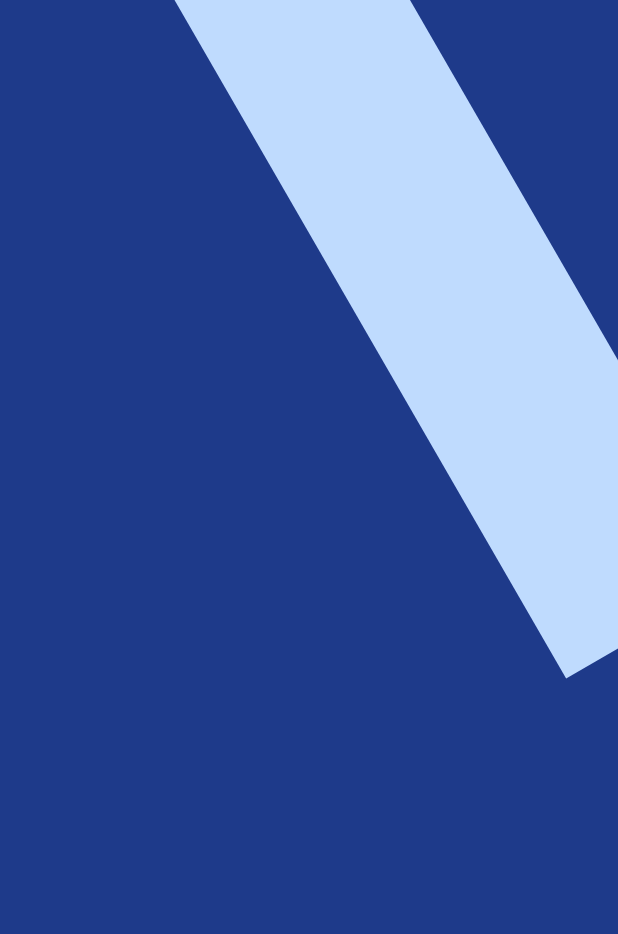
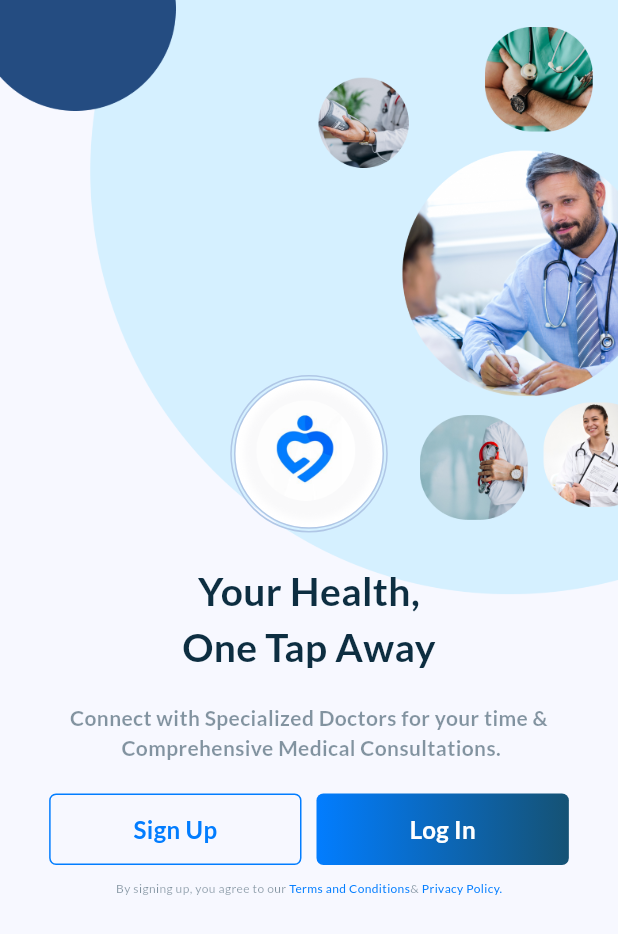
Before and after one commit to Swathi-krishna123/PJM, a Flutter app: the screen it shows after launch, on a phone screen of 412 x 824 dp. Shown: the top 934 px of the screen. Run offline on Flutter 3.47's test engine with Material 3 defaults, Android fonts, the phone set to English and light mode, and no system bars; our stand-ins replace dropdown_button2, flutter_map, flutter_screenutil, flutter_svg, get, google_fonts and 6 more.

Commit message:
update splash screens

```diff
--- a/lib/view/splash_view/splash2.dart
+++ b/lib/view/splash_view/splash2.dart
@@ -1,44 +1,103 @@
+import 'dart:async';
 import 'package:flutter/material.dart';
-import 'package:get/get.dart';
-import 'package:flutter_screenutil/flutter_screenutil.dart';
-import '../../constants/colors.dart';
-import 'dart:math' as math;
 
-class Splash2 extends StatelessWidget {
+import 'splash3.dart';
+
+class Splash2 extends StatefulWidget {
   const Splash2({super.key});
+
+  @override
+  State<Splash2> createState() => _Splash2State();
+}
+
+class _Splash2State extends State<Splash2> with SingleTickerProviderStateMixin {
+  late AnimationController controller;
+  late Animation<double> scaleAnimation;
+
+  @override
+  void initState() {
+    super.initState();
+    controller = AnimationController(
+      vsync: this,
+      duration: const Duration(seconds: 2),
+    );
+
+    controller.addListener(() {
+      if (controller.isCompleted) {
+        Navigator.of(context).push(
+          MyCustomRouteTransition(
+            route: const Splash3(),
+          ),
+        );
+
+        Timer(const Duration(milliseconds: 500), () {
+          controller.reset();
+        });
+      }
+    });
+
+    scaleAnimation = Tween<double>(begin: 1, end: 10).animate(controller);
+
+    // Automatically start the scale animation when the splash screen is displayed
+    Timer(const Duration(seconds: 1), () {
+      controller.forward();
+    });
+  }
+
+  @override
+  void dispose() {
+    controller.dispose();
+    super.dispose();
+  }
 
   @override
   Widget build(BuildContext context) {
     return Scaffold(
-      backgroundColor: Color(0xff244C81),
-      body: LayoutBuilder(
-      builder: (context, constraints) {
-        final width = constraints.maxWidth;
-        final height = constraints.maxHeight;
-        final diagonalLength = math.sqrt(width * width + height * height);
-        final stripeWidth = width * 0.33; // Adjust this value to change stripe width
-
-        return Stack(
-          children: [
-            Container(
-              color: const Color(0xFF1E3A8A), // Dark blue background
-            ),
-            Positioned(
-              left: -diagonalLength / 2 + width / 2,
-              top: -diagonalLength / 2 + height / 2,
-              child: Transform.rotate(
-                angle: math.pi / 3, // 45 degrees in radians
+      backgroundColor: const Color(0xff244C81),
+      body: Center(
+        child: ScaleTransition(
+          scale: scaleAnimation,
+          child: TweenAnimationBuilder(
+            tween: Tween<double>(begin: 5, end: 1500),
+            duration: const Duration(seconds: 4),
+            builder: (context, size, widget) {
+              return Transform.rotate(
+                angle: 150 * (3.14159 / 180), // Convert degrees to radians
                 child: Container(
-                  width: diagonalLength,
-                  height: stripeWidth,
-                  color: const Color(0xFFBFDBFE), // Light blue stripe
+                  height: size * 60,
+                  width: size,
+                  decoration: const BoxDecoration(
+                    color: Color(0xFFBFDBFE),
+                    shape: BoxShape.rectangle,
+                  ),
                 ),
-              ),
-            ),
-          ],
-        );
-      },
-    )
+              );
+            },
+          ),
+        ),
+      ),
     );
   }
 }
+
+class MyCustomRouteTransition extends PageRouteBuilder {
+  final Widget route;
+  MyCustomRouteTransition({required this.route})
+      : super(
+          pageBuilder: (context, animation, secondaryAnimation) {
+            return route;
+          },
+          transitionsBuilder: (context, animation, secondaryAnimation, child) {
+            final tween = Tween(
+              begin: const Offset(0, -1),
+              end: Offset.zero,
+            ).animate(
+              CurvedAnimation(parent: animation, curve: Curves.easeInOut),
+            );
+            return SlideTransition(
+              position: tween,
+              child: child,
+            );
+          },
+        );
+}
--- /dev/null
+++ b/lib/view/splash_view/splash3.dart
@@ -0,0 +1,171 @@
+import 'package:flutter/material.dart';
+import 'package:flutter_screenutil/flutter_screenutil.dart';
+import 'package:flutter_svg/flutter_svg.dart';
+import 'package:get/get.dart';
+import 'package:patient_journey_management/constants/colors.dart';
+
+class Splash3 extends StatelessWidget {
+  const Splash3({super.key});
+
+  @override
+  Widget build(BuildContext context) {
+    return Scaffold(
+      body: Stack(
+        children: [
+          SizedBox(
+            height: double.infinity,
+            width: double.infinity,
+            child: Image.asset(
+              'assets/splash_images/Spalsh screen.png',
+              fit: BoxFit
+                  .cover, // Ensures the image fills the screen while maintaining aspect ratio
+            ),
+          ),
+          Positioned(
+            top: 250,
+            left: 20,
+            right: 20,
+            child: Center(
+              child: Column(
+                mainAxisAlignment: MainAxisAlignment.center,
+                children: [
+                  Container(
+                    height: 105,
+                    width: 105,
+                    decoration: BoxDecoration(
+                        shape: BoxShape.circle,
+                        border: Border.all(color: AppColors.blue7)),
+                    child: Center(
+                      child: Container(
+                        height: 100,
+                        width: 100,
+                        decoration: BoxDecoration(
+                            shape: BoxShape.circle,
+                            color: AppColors.white,
+                            border: Border.all(color: AppColors.blue7)),
+                            child:Center(child: Image.asset('assets/splash_images/Ellipse 3014-1.png',fit: BoxFit.cover,)),
+                      ),
+                    ),
+                  ),
+                  const SizedBox(
+                    height: 20,
+                  ),
+                  const Text(
+                    'Your Health,\nOne Tap Away',
+                    textAlign: TextAlign.center,
+                    style: TextStyle(
+                        color: Color(0xff0D2E41),
+                        fontSize: 26,
+                        fontWeight: FontWeight.w600),
+                  ),
+                  const SizedBox(
+                    height: 20,
+                  ),
+                  Text(
+                    'Connect with Specialized Doctors for your time & \n Comprehensive Medical Consultations.',
+                    textAlign: TextAlign.center,
+                    style: TextStyle(
+                        color: const Color(0xff0D2E41).withOpacity(0.5),
+                        fontSize: 14,
+                        fontWeight: FontWeight.w600),
+                  ),
+                  const SizedBox(
+                    height: 20,
+                  ),
+                  Row(
+                    mainAxisAlignment: MainAxisAlignment.center,
+                    children: [
+                      GestureDetector(
+                        onTap: () => Get.toNamed('/RegisterPage'),
+                        child: Container(
+                          height: 37.h,
+                          width: 147.w,
+                          decoration: BoxDecoration(
+                              border: Border.all(color: const Color(0xff027DFF)),
+                              borderRadius: BorderRadius.circular(4.r)),
+                          child: Center(
+                              child: Text(
+                            'Sign Up',
+                            style: TextStyle(
+                                fontWeight: FontWeight.w700,
+                                fontSize: 14.sp,
+                                color: const Color(0xff027DFF)),
+                          )),
+                        ),
+                      ),
+                      const SizedBox(
+                        width: 10,
+                      ),
+                      GestureDetector(
+                        onTap: () => Get.toNamed('/LoginPage'),
+                        child: Container(
+                          height: 37.h,
+                          width: 147.w,
+                          decoration: BoxDecoration(
+                            borderRadius: BorderRadius.circular(4.r),
+                            gradient: const LinearGradient(
+                              begin: Alignment.centerRight,
+                              end: Alignment.centerLeft,
+                              colors: [
+                                Color(0xff155274),
+                                Color(0xff027DFF),
+                              ],
+                            ),
+                          ),
+                          child: Center(
+                              child: Text(
+                            'Log In',
+                            style: TextStyle(
+                                fontWeight: FontWeight.w700,
+                                fontSize: 14.sp,
+                                color: AppColors.white),
+                          )),
+                        ),
+                      ),
+                    ],
+                  ),
+                  const SizedBox(
+                    height: 10,
+                  ),
+                  Row(
+                    mainAxisAlignment: MainAxisAlignment.center,
+                    children: [
+                      Text(
+                        'By signing up, you agree to our ',
+                        style: TextStyle(
+                            fontSize: 8,
+                            fontWeight: FontWeight.w400,
+                            color: const Color(0xff0D2E41).withOpacity(0.5)),
+                      ),
+                      const Text(
+                        'Terms and Conditions',
+                        style: TextStyle(
+                            fontSize: 8,
+                            fontWeight: FontWeight.w400,
+                            color: Color(0xff027DFF)),
+                      ),
+                      Text(
+                        '& ',
+                        style: TextStyle(
+                            fontSize: 8,
+                            fontWeight: FontWeight.w400,
+                            color: const Color(0xff0D2E41).withOpacity(0.5)),
+                      ),
+                      const Text(
+                        'Privacy Policy.',
+                        style: TextStyle(
+                            fontSize: 8,
+                            fontWeight: FontWeight.w400,
+                            color: Color(0xff027DFF)),
+                      ),
+                    ],
+                  )
+                ],
+              ),
+            ),
+          ),
+        ],
+      ),
+    );
+  }
+}
```
Also changed, not shown: lib/view/splash_view/splash.dart (+6 -1 lines), assets/icons/prxlogo.svg (added), assets/splash_images/Ellipse 3014-1.png (added), assets/splash_images/Ellipse 3014.png (added), assets/splash_images/Spalsh screen.png (added).
